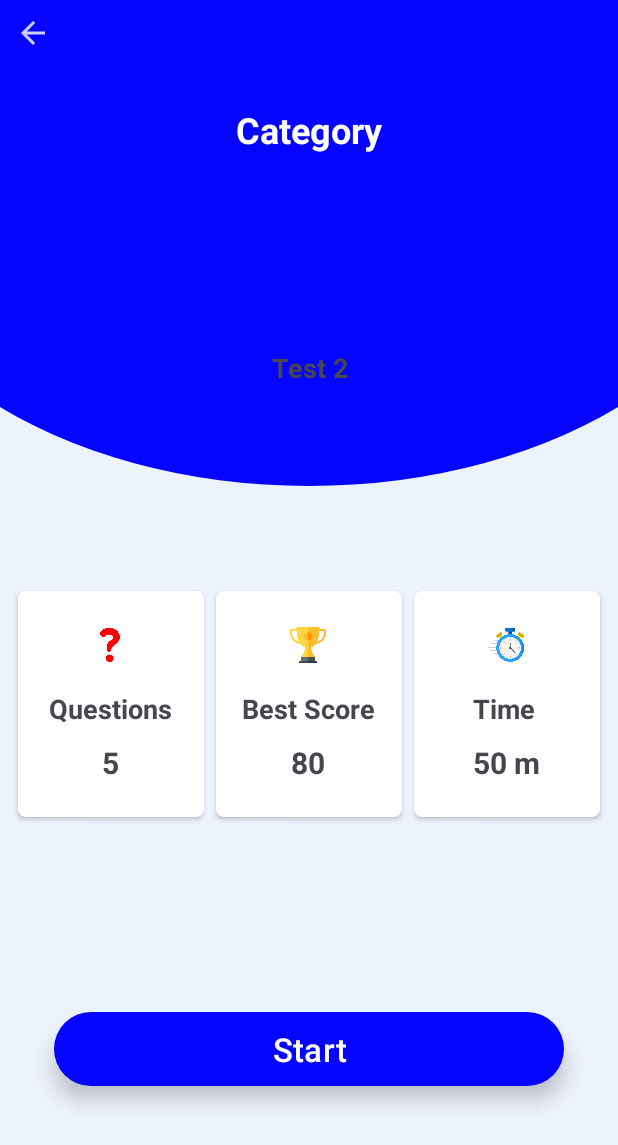
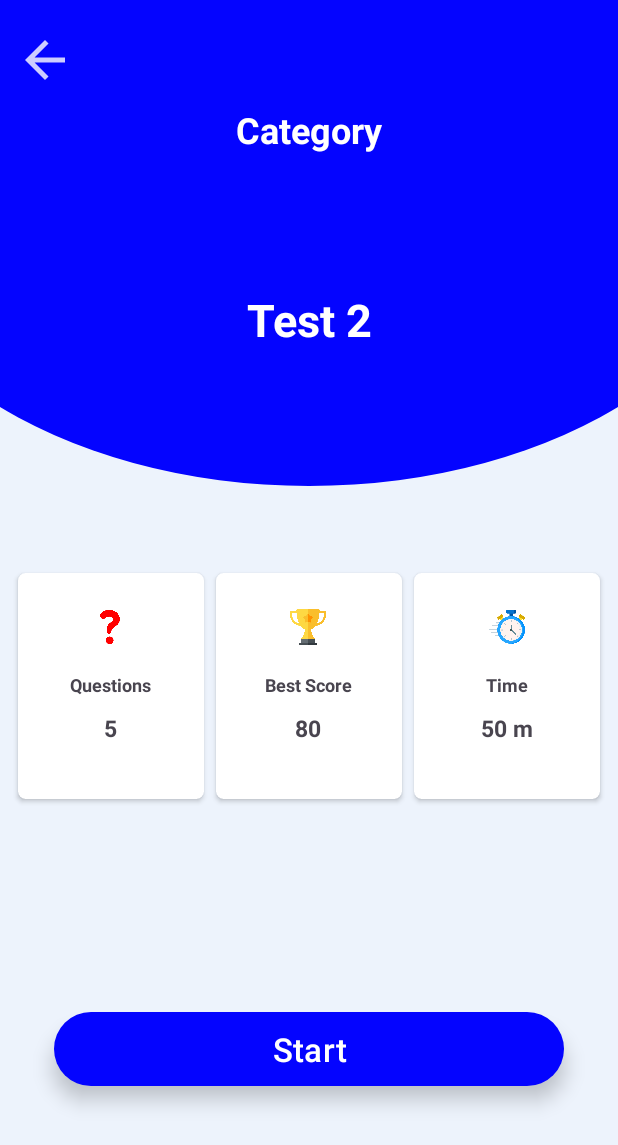
Before and after one commit to TruongHidu/QuizzApp, an Android app: the StartTestActivity screen opened directly, with no data from a screen before it, on a phone screen of 412 x 824 dp. Shown: the top 1145 px of the screen. Run offline under Robolectric (Android 15) with nearby library versions, the phone set to English and light mode, and no system bars; our stand-ins replace Firebase (no records; nobody signed in at launch, a user with empty details on screens opened directly); 1 statement that could not run was skipped.

Commit message:
First commit

```diff
--- a/app/src/main/java/com/example/examapp/CategoryFragment.java
+++ b/app/src/main/java/com/example/examapp/CategoryFragment.java
@@ -7,6 +7,7 @@ import android.view.ViewGroup;
 
 import androidx.annotation.NonNull;
 import androidx.annotation.Nullable;
+import androidx.appcompat.app.AppCompatActivity;
 import androidx.fragment.app.Fragment;
 import androidx.recyclerview.widget.GridLayoutManager;
 import androidx.recyclerview.widget.RecyclerView;
@@ -30,6 +31,7 @@ public class CategoryFragment extends Fragment {
 
         recyclerView = view.findViewById(R.id.recyclerView);
         recyclerView.setLayoutManager(new GridLayoutManager(getContext(), 2)); // Hiển thị 2 cột
+        ((AppCompatActivity) requireActivity()).getSupportActionBar().setTitle("Category");
 
 
         categoryAdapter = new CategoryAdapter(DbQuery.g_categoryList);
--- a/app/src/main/res/layout/activity_question.xml
+++ b/app/src/main/res/layout/activity_question.xml
@@ -27,7 +27,7 @@
             android:layout_weight="1"
             android:text="1/25"
             android:textColor="@color/white"
-            android:textSize="20sp"
+            android:textSize="15sp"
             android:textStyle="bold" />
 
         <TextView
@@ -37,7 +37,7 @@
             android:layout_weight="1"
             android:text="20:15 min"
             android:textColor="@color/green"
-            android:textSize="20sp"
+            android:textSize="15sp"
             android:textStyle="bold" />
 
         <androidx.appcompat.widget.AppCompatButton
@@ -112,6 +112,7 @@
             android:layout_width="0dp"
             android:layout_height="wrap_content"
             android:layout_marginEnd="12dp"
+            android:textSize="15sp"
             android:layout_weight="1"
             android:background="@drawable/button_border"
             android:text="Clear Selection"
@@ -120,6 +121,7 @@
         <androidx.appcompat.widget.AppCompatButton
             android:id="@+id/btnMark"
             android:layout_width="0dp"
+            android:textSize="15sp"
             android:layout_height="wrap_content"
             android:layout_weight="1"
             android:background="@drawable/button_border"
--- a/app/src/main/res/layout/activity_start_test.xml
+++ b/app/src/main/res/layout/activity_start_test.xml
@@ -30,11 +30,12 @@
         android:layout_width="0dp"
         android:layout_height="wrap_content"
         android:layout_marginStart="24dp"
-        android:layout_marginTop="130dp"
+        android:layout_marginTop="90dp"
         android:layout_marginEnd="24dp"
         android:text="Test 2"
         android:textAlignment="center"
-        android:textSize="18sp"
+        android:textSize="30sp"
+        android:textColor="@color/white"
         android:textStyle="bold"
         app:layout_constraintEnd_toEndOf="parent"
         app:layout_constraintStart_toStartOf="parent"
@@ -84,7 +85,7 @@
                     android:layout_marginTop="10dp"
                     android:gravity="bottom"
                     android:text="Questions"
-                    android:textSize="18sp"
+                    android:textSize="12sp"
                     android:textStyle="bold" />
 
                 <TextView
@@ -95,7 +96,7 @@
                     android:layout_marginTop="10dp"
                     android:gravity="bottom"
                     android:text="5"
-                    android:textSize="20sp"
+                    android:textSize="15sp"
                     android:textStyle="bold" />
 
             </LinearLayout>
@@ -134,7 +135,7 @@
                     android:layout_marginTop="10dp"
                     android:gravity="bottom"
                     android:text="Best Score"
-                    android:textSize="18sp"
+                    android:textSize="12sp"
                     android:textStyle="bold" />
 
                 <TextView
@@ -145,7 +146,7 @@
                     android:layout_marginTop="10dp"
                     android:gravity="bottom"
                     android:text="80"
-                    android:textSize="20sp"
+                    android:textSize="15sp"
                     android:textStyle="bold" />
 
             </LinearLayout>
@@ -184,7 +185,8 @@
                     android:layout_marginTop="10dp"
                     android:gravity="bottom"
                     android:text="Time"
-                    android:textSize="18sp"
+                    android:layout_gravity="center"
+                    android:textSize="12sp"
                     android:textStyle="bold" />
 
                 <TextView
@@ -195,7 +197,7 @@
                     android:layout_marginTop="10dp"
                     android:gravity="bottom"
                     android:text="50 m"
-                    android:textSize="20sp"
+                    android:textSize="15sp"
                     android:textStyle="bold" />
 
             </LinearLayout>
@@ -225,10 +227,10 @@
 
     <ImageView
         android:id="@+id/btnback"
-        android:layout_width="wrap_content"
-        android:layout_height="wrap_content"
+        android:layout_width="40dp"
+        android:layout_height="40dp"
         android:layout_marginStart="10dp"
-        android:layout_marginTop="10dp"
+        android:layout_marginTop="20dp"
         app:layout_constraintStart_toStartOf="parent"
         app:layout_constraintTop_toTopOf="parent"
         app:srcCompat="@drawable/ic_back" />
```
Also changed, not shown: app/src/main/java/com/example/examapp/activities/StartTestActivity.java (+15 -0 lines).
